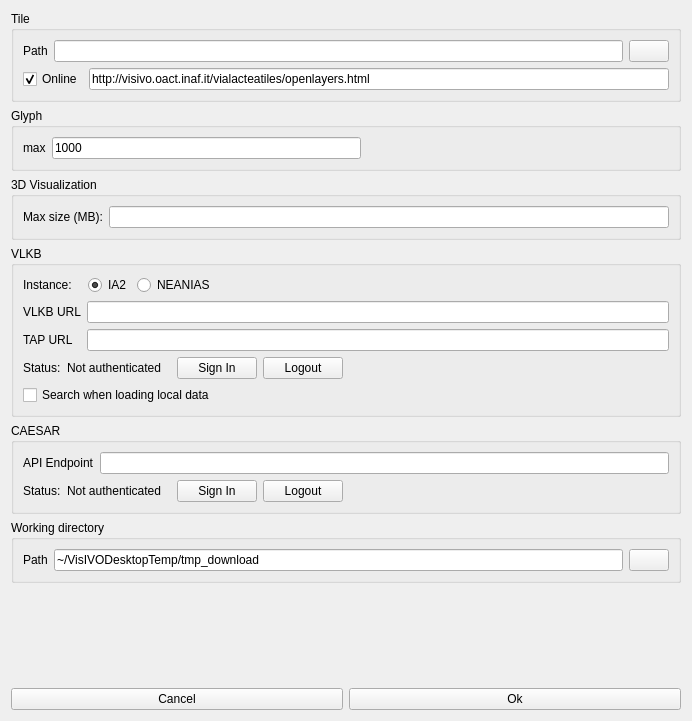
The window that Code/ui/settingform.ui (VisIVOLab/ViaLacteaVisualAnalytics) describes before a commit, drawn with Qt 5.
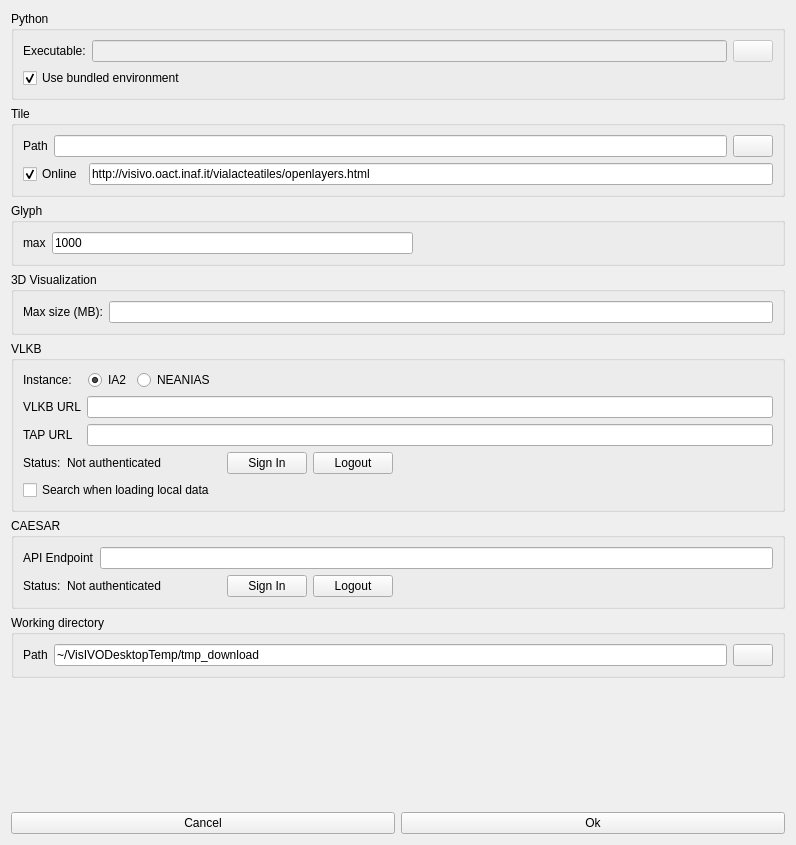
The same window after the commit. Icons and pictures are not drawn.

Commit message:
Added a new setting to select the python environment
Closes #86

Patch:
```diff
--- a/Code/ui/settingform.ui
+++ b/Code/ui/settingform.ui
@@ -6,14 +6,68 @@
    <rect>
     <x>0</x>
     <y>0</y>
-    <width>692</width>
-    <height>721</height>
+    <width>796</width>
+    <height>845</height>
    </rect>
   </property>
   <property name="windowTitle">
    <string>Settings</string>
   </property>
   <layout class="QVBoxLayout" name="verticalLayout_2">
+   <item>
+    <widget class="QGroupBox" name="groupBox_5">
+     <property name="title">
+      <string>Python</string>
+     </property>
+     <layout class="QVBoxLayout" name="verticalLayout_6">
+      <item>
+       <layout class="QHBoxLayout" name="horizontalLayout_2">
+        <item>
+         <widget class="QLabel" name="label_10">
+          <property name="text">
+           <string>Executable:</string>
+          </property>
+          <property name="buddy">
+           <cstring>textPython</cstring>
+          </property>
+         </widget>
+        </item>
+        <item>
+         <widget class="QLineEdit" name="textPython">
+          <property name="enabled">
+           <bool>false</bool>
+          </property>
+         </widget>
+        </item>
+        <item>
+         <widget class="QPushButton" name="btnPython">
+          <property name="enabled">
+           <bool>false</bool>
+          </property>
+          <property name="text">
+           <string/>
+          </property>
+          <property name="icon">
+           <iconset resource="../visivo.qrc">
+            <normaloff>:/icons/FILE_OPEN.bmp</normaloff>:/icons/FILE_OPEN.bmp</iconset>
+          </property>
+         </widget>
+        </item>
+       </layout>
+      </item>
+      <item>
+       <widget class="QCheckBox" name="checkBundlePython">
+        <property name="text">
+         <string>Use bundled environment</string>
+        </property>
+        <property name="checked">
+         <bool>true</bool>
+        </property>
+       </widget>
+      </item>
+     </layout>
+    </widget>
+   </item>
    <item>
     <widget class="QGroupBox" name="groupBox">
      <property name="title">
```
Left out of the diff: 46 changed lines with no effect on the pictures. The commit also changes 10 other files.
